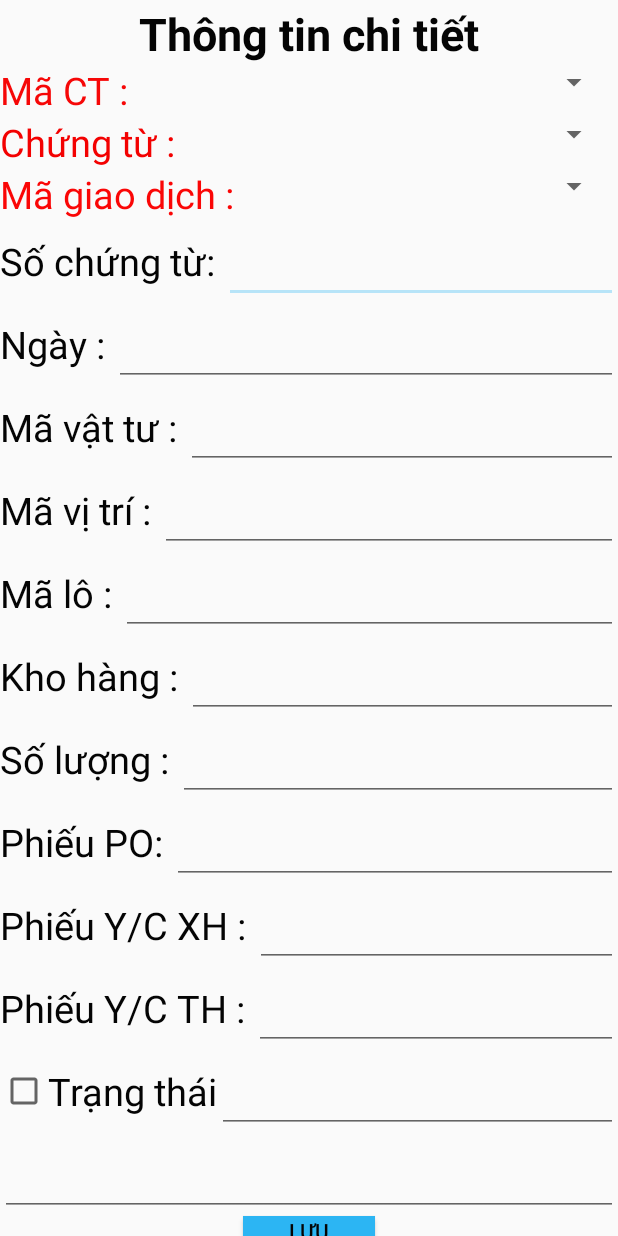
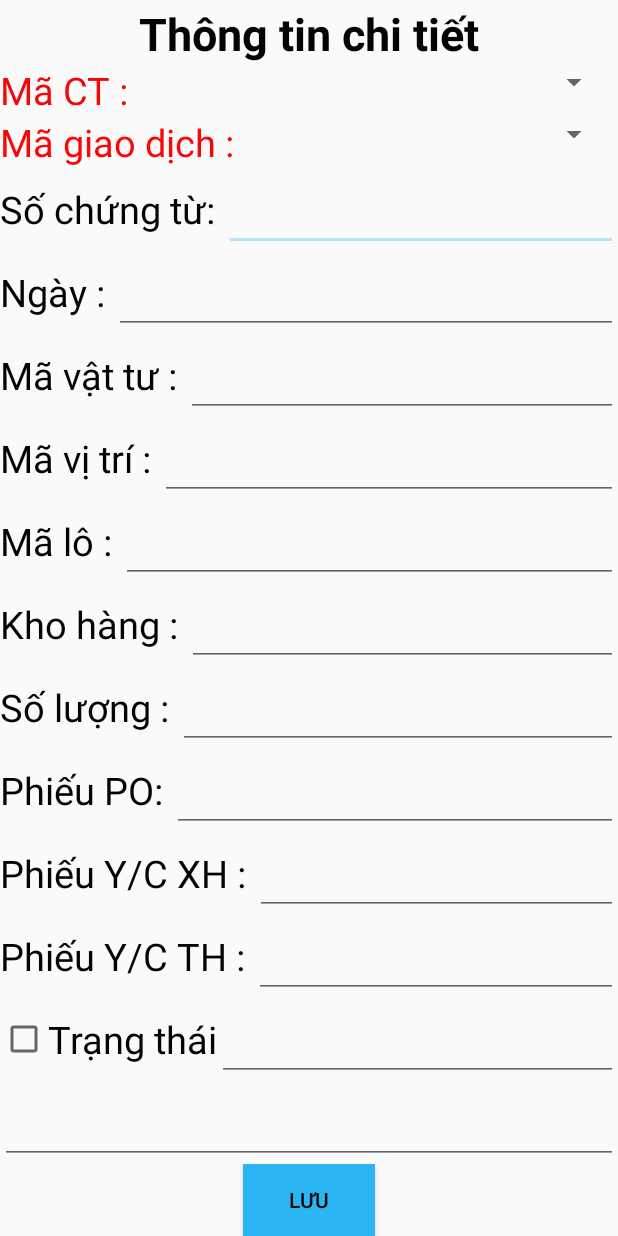
Before and after one commit to vanthuan9699/ATOSQLite, an Android app: the screen it shows after launch (MainActivity), after a tap on "LƯU", on a phone screen of 412 x 824 dp. Run offline under Robolectric (Android 15) with nearby library versions, the phone set to English and light mode, and no system bars; 2 statements that could not run were skipped.

Commit message:
no message

```diff
--- a/app/src/main/java/com/example/myapplication/MainActivity.java
+++ b/app/src/main/java/com/example/myapplication/MainActivity.java
@@ -13,13 +13,13 @@ import android.widget.ArrayAdapter;
 import android.widget.Button;
 import android.widget.EditText;
 import android.widget.Spinner;
-import android.widget.TextView;
+
 import android.widget.Toast;
 
 import java.util.ArrayList;
 
+public class MainActivity extends AppCompatActivity {
 
-public class MainActivity extends AppCompatActivity {
     EditText edt_soluong, edt_trangthai, edt_ghichu, edt_soct, edtNgay, edtMavt, edtMavitri, edtMalo, edtKhohang, edtPhieuPO, edtPhieuxh, edtPhieuth;
     Spinner sp_mact, sp_ct, sp_magd;
     Button btn_save;
@@ -32,6 +32,7 @@ public class MainActivity extends AppCompatActivity {
     protected void onCreate(Bundle savedInstanceState) {
         super.onCreate(savedInstanceState);
         setContentView(R.layout.activity_main);
+
         arrayList = new ArrayList<>();
         adapter = new ArrayAdapter(MainActivity.this, android.R.layout.simple_spinner_dropdown_item, arrayList);
         adapter.setDropDownViewResource(android.R.layout.simple_list_item_single_choice);
@@ -46,6 +47,7 @@ public class MainActivity extends AppCompatActivity {
         adapter3 = new ArrayAdapter(MainActivity.this, android.R.layout.simple_spinner_dropdown_item, arrayList3);
         adapter3.setDropDownViewResource(android.R.layout.simple_list_item_single_choice);
         adapter3.notifyDataSetChanged();
+
         init();
         initData();
         inserRow();
@@ -54,10 +56,8 @@ public class MainActivity extends AppCompatActivity {
     }
 
     private void init() {
-
         btn_save = findViewById(R.id.btn_save);
         edt_soct = findViewById(R.id.soct);
-        sp_ct = findViewById(R.id.sp_ct);
         sp_magd = findViewById(R.id.sp_magd);
         sp_mact = findViewById(R.id.sp_mact);
         edtNgay = findViewById(R.id.ngay);
@@ -71,7 +71,6 @@ public class MainActivity extends AppCompatActivity {
         edt_trangthai = findViewById(R.id.edt_trangthai);
         edt_ghichu = findViewById(R.id.edt_status);
         edt_soluong = findViewById(R.id.soluong);
-
     }
 
     private void initData() {
@@ -118,8 +117,6 @@ public class MainActivity extends AppCompatActivity {
 //        db.execSQL(sql7);
 //        String sql = "DELETE FROM zc_barcode_auto";
 //        db.execSQL(sql);
-
-
     }
 
     private void loadData() {
@@ -133,14 +130,6 @@ public class MainActivity extends AppCompatActivity {
 //        while (cursor1.moveToNext()) {
 //            tv_magd.setText(cursor1.getString(2));
 //        }
-        String sql = "select Ten_ct from zcdmct_tudong";
-        Cursor cursor1 = db.rawQuery(sql, null);
-        while (cursor1.moveToNext()) {
-            String chungtu = cursor1.getString(0);
-            arrayList.add(chungtu);
-            sp_ct.setAdapter(adapter);
-        }
-
         String sql1 = "select Ma_ct from zcdmct_tudong";
         Cursor cursor = db.rawQuery(sql1, null);
         while (cursor.moveToNext()) {
@@ -148,7 +137,6 @@ public class MainActivity extends AppCompatActivity {
             arrayList2.add(machungtu);
             sp_mact.setAdapter(adapter2);
         }
-
         String sql2 = "select Ma_gd from zcdmct_giaodich";
         Cursor cursor2 = db.rawQuery(sql2, null);
         while (cursor2.moveToNext()) {
@@ -176,7 +164,10 @@ public class MainActivity extends AppCompatActivity {
                 String th = edtPhieuth.getText().toString();
                 String trangthai = edt_trangthai.getText().toString();
                 String status = edt_ghichu.getText().toString();
-                String sql = "INSERT INTO zc_barcode_auto (Ma_ct, Ma_gd, So_ct, Ngay_ct, Ma_vt, Ma_vi_tri, Ma_lo, Ma_kho, So_luong,Stt_rec_po, Stt_rec_dn, Stt_rec_th,Status, Status_fast)" +
+                String sql = "INSERT INTO zc_barcode_auto (Ma_ct, " +
+                        "Ma_gd, So_ct, Ngay_ct, Ma_vt, Ma_vi_tri, " +
+                        "Ma_lo, Ma_kho, So_luong,Stt_rec_po, " +
+                        "Stt_rec_dn, Stt_rec_th,Status, Status_fast)" +
                         " VALUES ('" + ma_ct + "', " +
                         "'" + ma_gd + "', " +
                         "'" + so_ct + "', " +
@@ -193,30 +184,19 @@ public class MainActivity extends AppCompatActivity {
                         "'" + status + "')";
                 db.execSQL(sql);
                 Toast.makeText(MainActivity.this, "Lưu thành công", Toast.LENGTH_SHORT).show();
-//                String sql = "select * from zc_barcode_auto";
-//                Cursor cursor = db.rawQuery(sql, null);
-//                while (!cursor.isAfterLast()) {
-//                    String soct = cursor.getString(0);
-//                    String ngay = cursor.getString(1);
-//                    String mavt = cursor.getString(2);
-//                    String mavtri = cursor.getString(3);
-//                    String malo = cursor.getString(4);
-//                    String khohang = cursor.getString(5);
-//                    String phieupo = cursor.getString(6);
-//                    String phieuxh = cursor.getString(7);
-//                    String phieuth = cursor.getString(8);
-//
-//                    SQLdata u = new SQLdata();
-//                    u.setSo_CT(soct);
-//                    u.setNgay_CT(ngay);
-//                    u.setMa_VT(mavt);
-//                    u.setMa_vi_tri(mavtri);
-//                    u.setMa_lo(malo);
-//                    u.setMa_kho(khohang);
-//                    u.setStt_rec_po(phieupo);
-//                    u.setStt_rec_dn(phieuxh);
-//                    u.setStt_rec_th(phieuth);
-//                }
+                edt_soct.setText("");
+                edtNgay.setText("");
+                edtMavt.setText("");
+                edtMavitri.setText("");
+                edtMalo.setText("");
+                edtKhohang.setText("");
+                edt_soluong.setText("");
+                edtPhieuPO.setText("");
+                edtPhieuxh.setText("");
+                edtPhieuth.setText("");
+                edt_trangthai.setText("");
+                edt_ghichu.setText("");
+
 
             }
         });
--- a/app/src/main/res/layout/activity_main.xml
+++ b/app/src/main/res/layout/activity_main.xml
@@ -43,31 +43,6 @@
             />
     </LinearLayout>
 
-
-    <LinearLayout
-        android:layout_width="match_parent"
-        android:layout_height="wrap_content"
-
-        android:layout_marginRight="5dp"
-        android:orientation="horizontal">
-
-        <TextView
-            android:layout_width="wrap_content"
-            android:layout_height="wrap_content"
-            android:text="Chứng từ : "
-            android:textColor="#F30101"
-            android:textSize="25sp" />
-
-        <Spinner
-            android:id="@+id/sp_ct"
-            android:layout_width="match_parent"
-            android:layout_height="wrap_content"
-            android:gravity="right"
-            android:textColor="#040404"
-            android:textSize="25sp"
-
-            />
-    </LinearLayout>
 
     <LinearLayout
         android:layout_width="match_parent"
```
